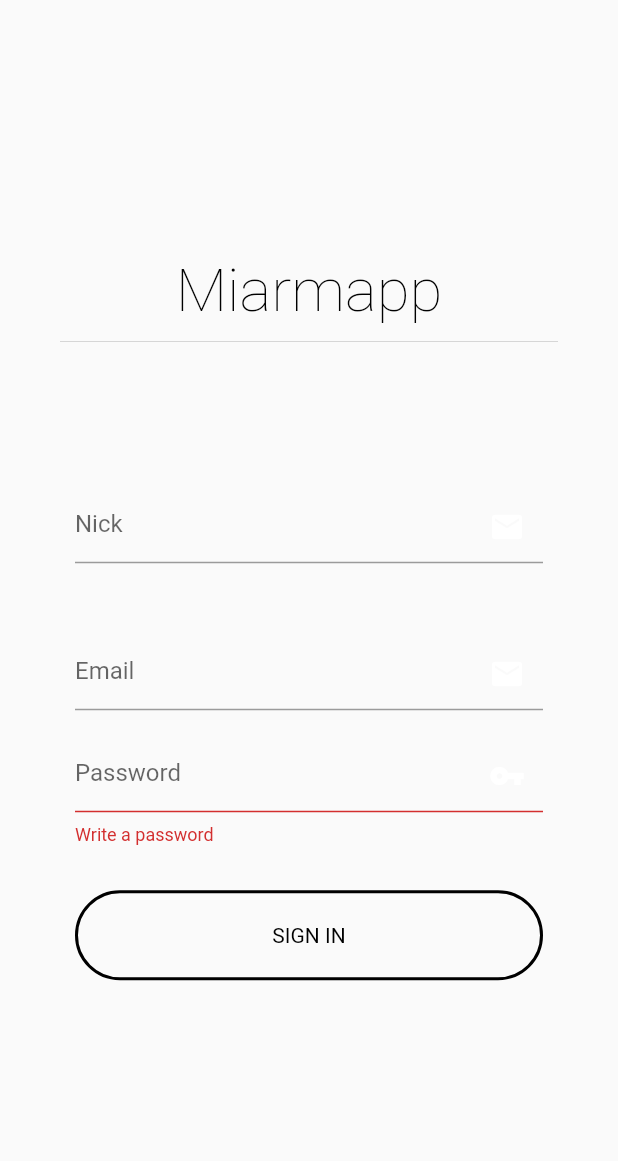
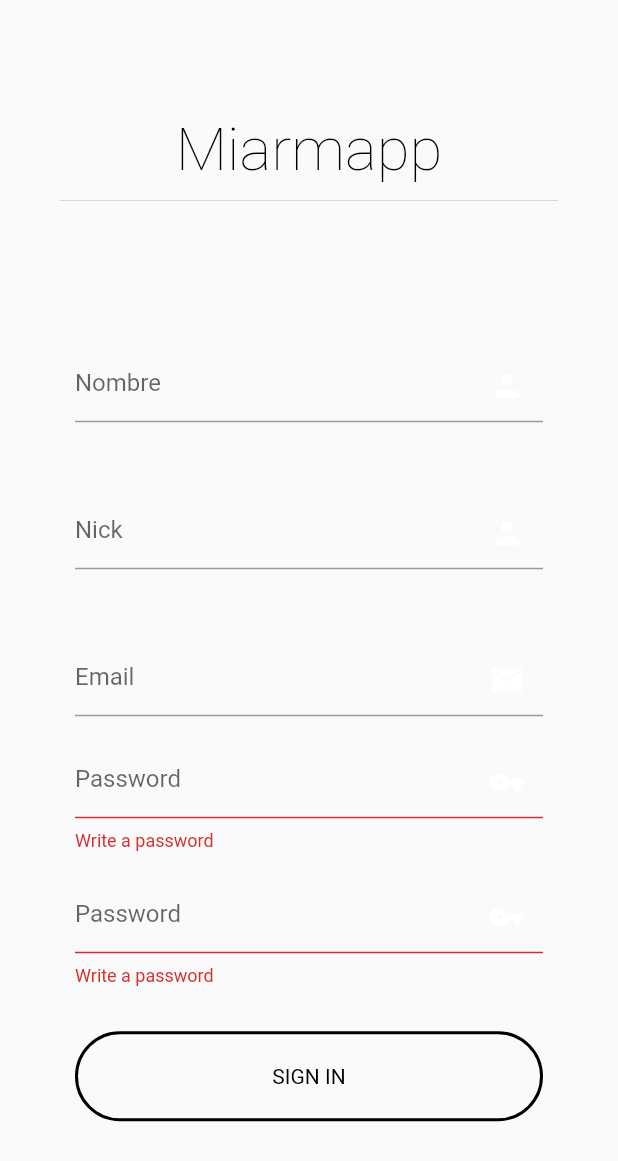
Before and after one commit to Daniel-DLR-02/MIARMA-ProyectoDIPMDM-Frontend, a Flutter app: the RegisterScreen screen opened by its route, after a tap on "SIGN IN", on a phone screen of 412 x 824 dp. Shown: the top 1161 px of the screen. Run offline on Flutter 3.47's test engine with Material 2 defaults, Android fonts, the phone set to English and light mode, and no system bars; our stand-ins replace bloc, cached_network_image, equatable, flutter_bloc, font_awesome_flutter, google_fonts and 1 more; accounts and stored records are empty; statements that could not run were skipped.

Commit message:
Empiezo la pagina de registro

```diff
--- a/lib/ui/login_screen.dart
+++ b/lib/ui/login_screen.dart
@@ -123,7 +123,7 @@ class _LoginScreenState extends State<LoginScreen> {
                                 child: TextFormField(
                                   controller: nickController,
                                   decoration: const InputDecoration(
-                                      suffixIcon: Icon(Icons.email),
+                                      suffixIcon: Icon(Icons.person),
                                       suffixIconColor: Colors.white,
                                       hintText: 'Nick',
                                       focusedBorder: UnderlineInputBorder(
--- a/lib/ui/register_screen.dart
+++ b/lib/ui/register_screen.dart
@@ -7,8 +7,6 @@ import 'package:shared_preferences/shared_preferences.dart';
 import '../bloc/auth/login/login_bloc.dart';
 import '../repository/auth/login/auth_repository.dart';
 import '../repository/auth/login/auth_repository_impl.dart';
-import '../repository/constants.dart';
-import 'home_screen.dart';
 
 class RegisterScreen extends StatefulWidget {
   const RegisterScreen({Key? key}) : super(key: key);
@@ -21,6 +19,7 @@ class _RegisterScreenState extends State<RegisterScreen> {
   late AuthRepository authRepository;
   final _formKey = GlobalKey<FormState>();
   TextEditingController nickController = TextEditingController();
+  TextEditingController nombreController = TextEditingController();
   TextEditingController passwordController = TextEditingController();
   TextEditingController emailController = TextEditingController();
 
@@ -122,9 +121,27 @@ class _RegisterScreenState extends State<RegisterScreen> {
                                 margin: const EdgeInsets.only(top: 50),
                                 width: deviceWidth - 100,
                                 child: TextFormField(
+                                  controller: nombreController,
+                                  decoration: const InputDecoration(
+                                      suffixIcon: Icon(Icons.person),
+                                      suffixIconColor: Colors.white,
+                                      hintText: 'Nombre',
+                                      focusedBorder: UnderlineInputBorder(
+                                          borderSide:
+                                              BorderSide(color: Colors.white))),
+                                  onSaved: (String? value) {
+                                    // This optional block of code can be used to run
+                                    // code when the user saves the form.
+                                  },
+                                ),
+                              ),
+                              Container(
+                                margin: const EdgeInsets.only(top: 50),
+                                width: deviceWidth - 100,
+                                child: TextFormField(
                                   controller: nickController,
                                   decoration: const InputDecoration(
-                                      suffixIcon: Icon(Icons.email),
+                                      suffixIcon: Icon(Icons.person),
                                       suffixIconColor: Colors.white,
                                       hintText: 'Nick',
                                       focusedBorder: UnderlineInputBorder(
@@ -178,6 +195,36 @@ class _RegisterScreenState extends State<RegisterScreen> {
                                   },
                                 ),
                               ),
+                              Container(
+                                margin: const EdgeInsets.only(top: 20),
+                                width: deviceWidth - 100,
+                                child: TextFormField(
+                                  controller: passwordController,
+                                  obscureText: true,
+                                  decoration: const InputDecoration(
+                                      suffixIcon: Icon(Icons.vpn_key),
+                                      suffixIconColor: Colors.white,
+                                      hintText: 'Password',
+                                      focusedBorder: UnderlineInputBorder(
+                                          borderSide:
+                                              BorderSide(color: Colors.white))),
+                                  onSaved: (String? value) {
+                                    // This optional block of code can be used to run
+                                    // code when the user saves the form.
+                                  },
+                                  validator: (value) {
+                                    return (value == null || value.isEmpty)
+                                        ? 'Write a password'
+                                        : null;
+                                  },
+                                ),
+                              ),
+
+                              //Controller booleano Publicaciones
+
+                              //Controller fecha nacimiento
+
+                              //avatar
                             ],
                           ),
                           GestureDetector(
```
